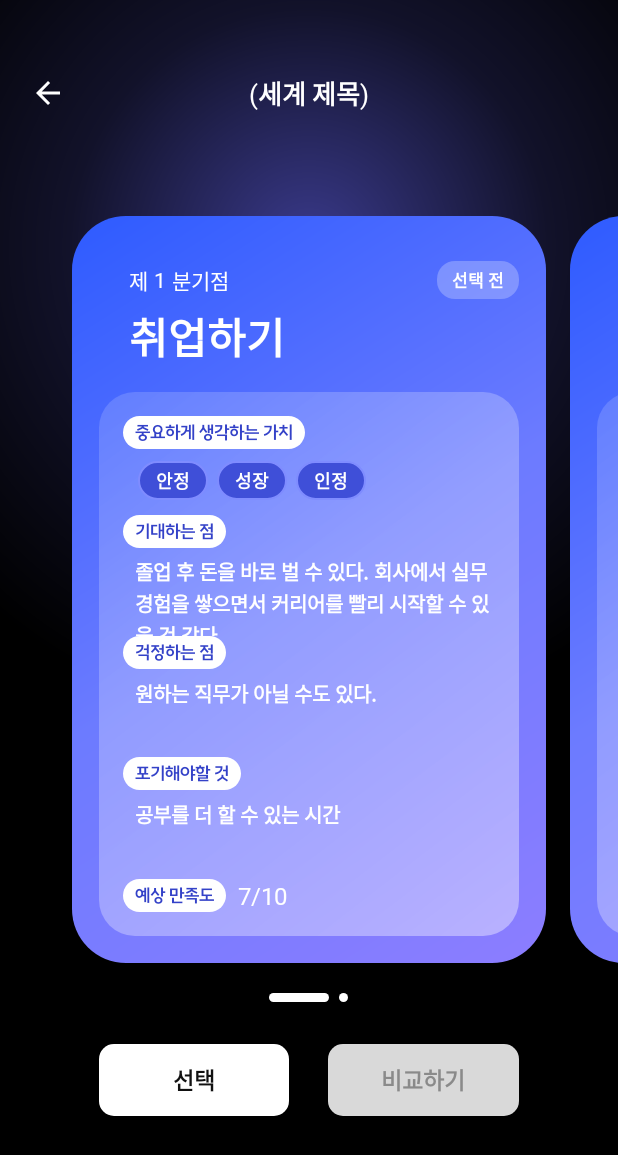
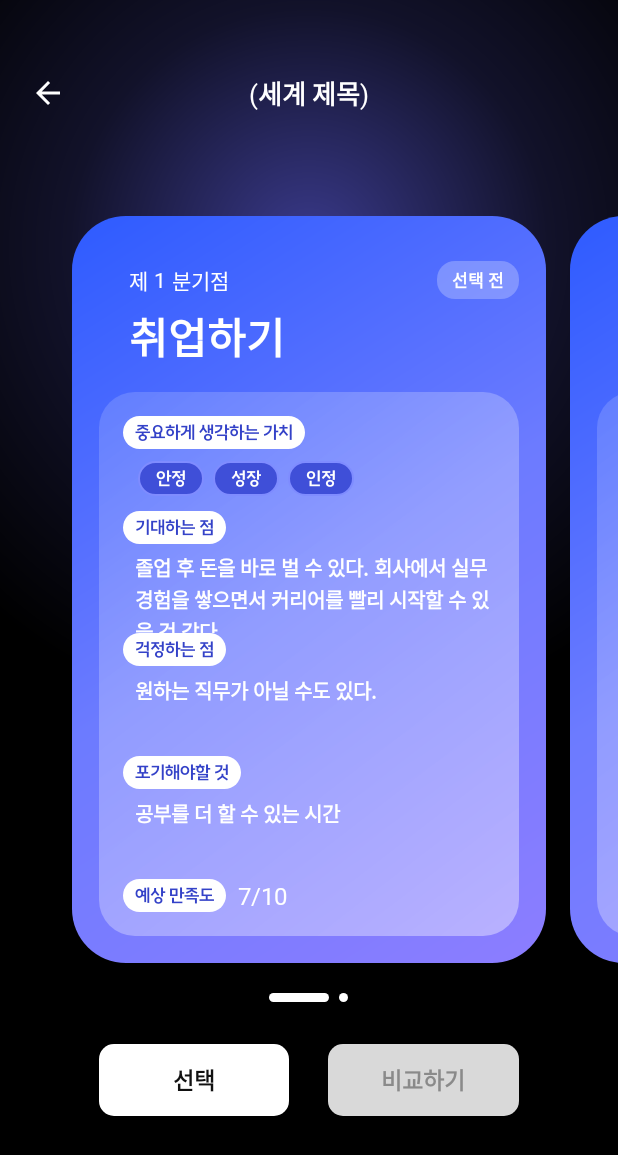
Before and after one commit to esperanza-Q/IFME, an Android app: the NodeSelectActivity screen opened directly, with no data from a screen before it, on a phone screen of 412 x 824 dp. Shown: the top 1155 px of the screen. Run offline under Robolectric (Android 15) with nearby library versions, the phone set to English and light mode, and no system bars; Roboto replaces fonts that are not available here.

Commit message:
design: apply SUITE font to node value chips (#10)

```diff
--- a/app/src/main/res/values/node_styles.xml
+++ b/app/src/main/res/values/node_styles.xml
@@ -34,7 +34,8 @@
         <item name="android:paddingBottom">4dp</item>
         <item name="android:textColor">#FFFFFF</item>
         <item name="android:textSize">12sp</item>
-        <item name="android:textStyle">bold</item>
+        <item name="android:fontFamily">@font/suite_bold</item>
+        <item name="fontFamily">@font/suite_bold</item>
     </style>
 
     <!-- 라벨 아래 내용 글씨 -->
```
